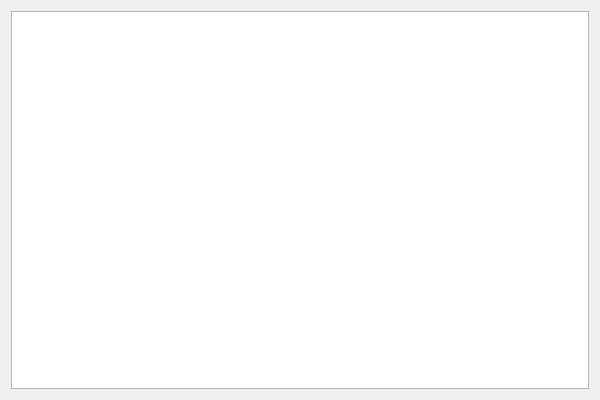
CrackDoc/QuiProjectModule, file QuiProjectModule/src/QuiProjectModule.ui: the form before one commit.
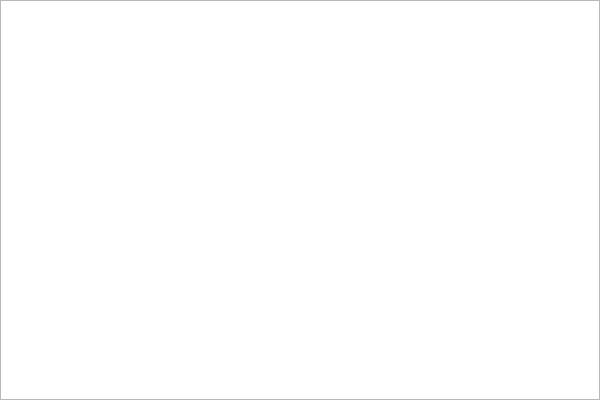
The form after the commit.

```diff
--- a/QuiProjectModule/src/QuiProjectModule.ui
+++ b/QuiProjectModule/src/QuiProjectModule.ui
@@ -14,6 +14,21 @@
    <string>QuiProjectModule</string>
   </property>
   <layout class="QVBoxLayout" name="verticalLayout">
+   <property name="spacing">
+    <number>0</number>
+   </property>
+   <property name="leftMargin">
+    <number>0</number>
+   </property>
+   <property name="topMargin">
+    <number>0</number>
+   </property>
+   <property name="rightMargin">
+    <number>0</number>
+   </property>
+   <property name="bottomMargin">
+    <number>0</number>
+   </property>
    <item>
     <widget class="QTreeView" name="treeView"/>
    </item>
```
